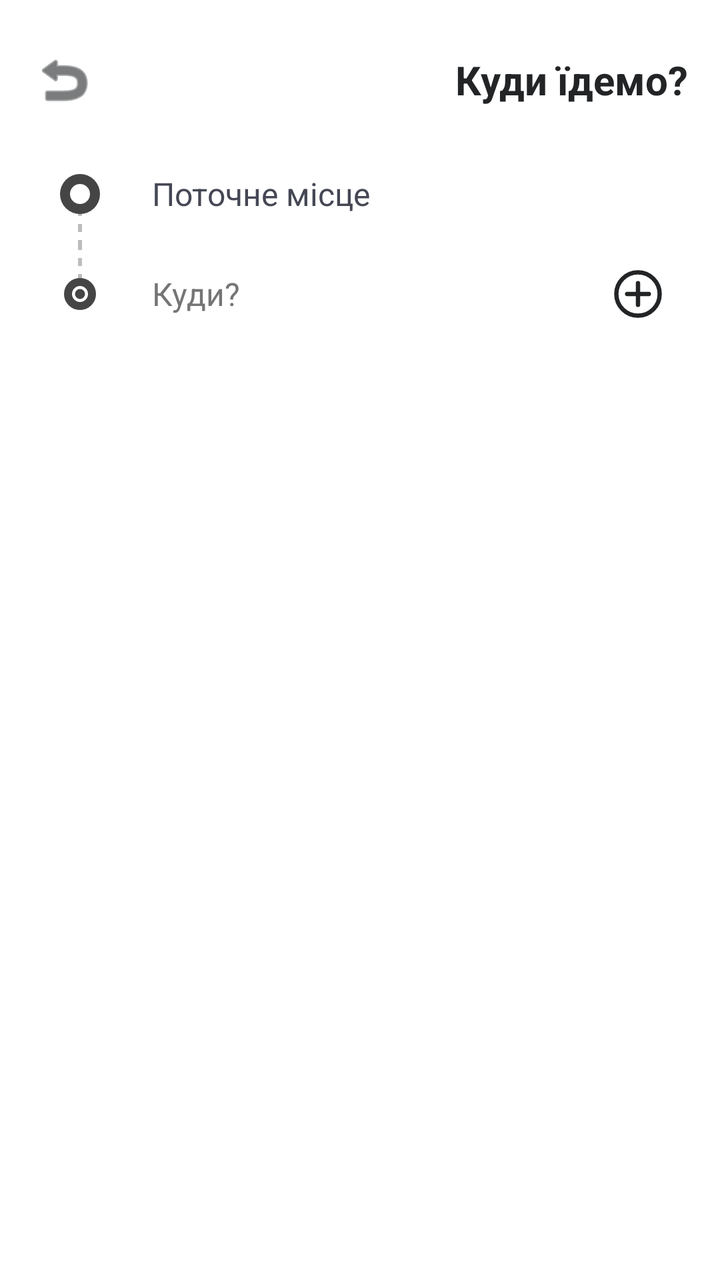
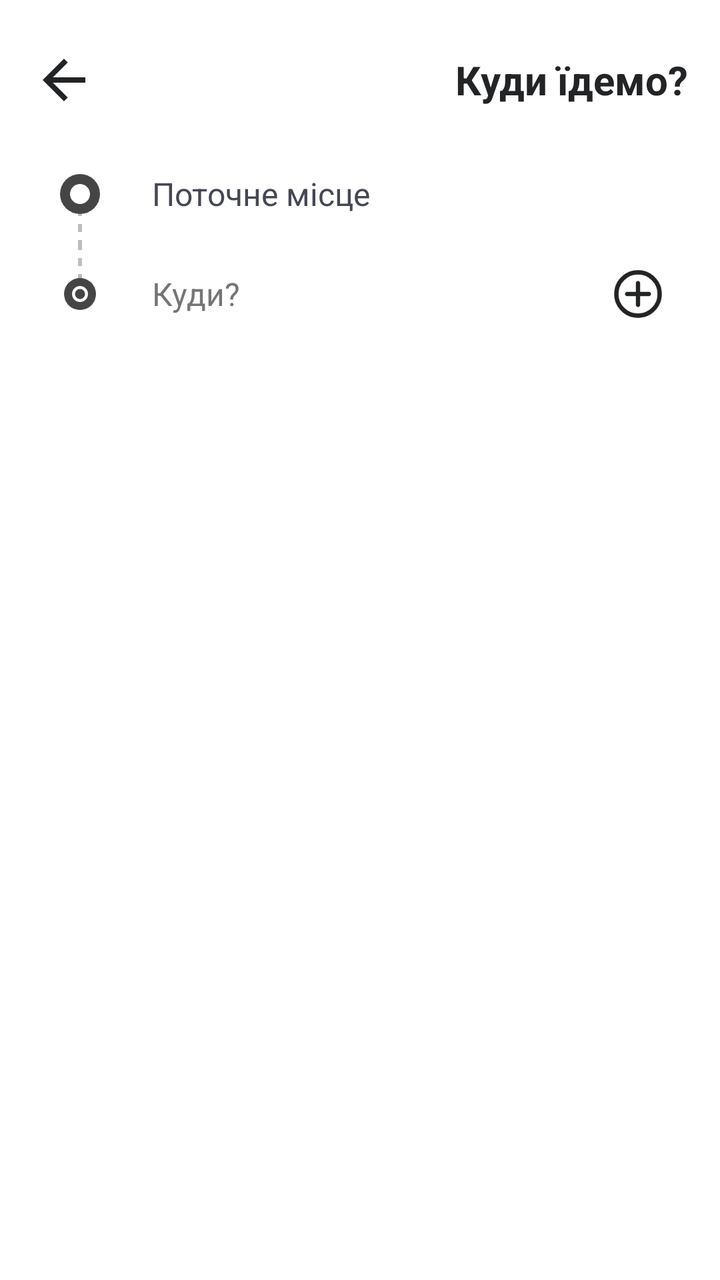

Compare the two renders of this Android layout. The source of the first and the diff that turns it into the second are given below.
<!-- AndroidManifest.xml: application theme Theme.ClientApp -->
<!-- res/layout/activity_address_picker.xml -->
<?xml version="1.0" encoding="utf-8"?>
<LinearLayout xmlns:android="http://schemas.android.com/apk/res/android"
    xmlns:app="http://schemas.android.com/apk/res-auto"
    android:layout_width="match_parent"
    android:layout_height="match_parent"
    android:orientation="vertical"
    android:background="?android:attr/colorBackground">

    <androidx.cardview.widget.CardView
        android:layout_width="match_parent"
        android:layout_height="wrap_content"
        app:cardElevation="0dp"
        app:cardBackgroundColor="?attr/colorSurface">

        <LinearLayout
            android:layout_width="match_parent"
            android:layout_height="wrap_content"
            android:orientation="vertical"
            android:padding="16dp">

            <RelativeLayout
                android:layout_width="match_parent"
                android:layout_height="wrap_content"
                android:layout_marginBottom="16dp"
                android:layout_marginTop="8dp">
                <ImageView android:id="@+id/btn_back" android:layout_width="32dp" android:layout_height="32dp" android:src="@android:drawable/ic_menu_revert" app:tint="?attr/colorOnSurface" android:layout_alignParentStart="true" android:layout_centerVertical="true" android:clickable="true" android:focusable="true" android:background="?attr/selectableItemBackgroundBorderless"/>
                <TextView android:id="@+id/picker_title" android:layout_width="wrap_content" android:layout_height="wrap_content" android:text="Куди їдемо?" android:textStyle="bold" android:textSize="20sp" android:textColor="?attr/colorOnSurface" android:layout_alignParentEnd="true" android:layout_centerVertical="true"/>
            </RelativeLayout>

            <androidx.cardview.widget.CardView
                android:layout_width="match_parent"
                android:layout_height="wrap_content"
                app:cardCornerRadius="16dp"
                app:cardElevation="0dp"
                app:strokeWidth="1dp"
                app:strokeColor="@color/divider_color"
                app:cardBackgroundColor="@color/unified_block_bg"> <LinearLayout
                    android:layout_width="match_parent"
                    android:layout_height="wrap_content"
                    android:orientation="vertical">

                    <LinearLayout
                        android:id="@+id/container_origin_layout"
                        android:layout_width="match_parent"
                        android:layout_height="50dp"
                        android:orientation="horizontal">
                        
                        <FrameLayout
                            android:layout_width="48dp"
                            android:layout_height="match_parent"
                            android:background="@color/unified_column_bg"> <View
                                android:id="@+id/line_origin_down"
                                android:layout_width="2dp"
                                android:layout_height="25dp"
                                android:layout_gravity="bottom|center_horizontal"
                                android:background="@drawable/bg_dotted_line"
                                android:layerType="software"/>
                                
                            <ImageView
                                android:layout_width="20dp"
                                android:layout_height="20dp"
                                android:src="@drawable/ic_marker_from"
                                android:layout_gravity="center"/>
                        </FrameLayout>

                        <EditText
                            android:id="@+id/et_origin"
                            android:layout_width="match_parent"
                            android:layout_height="match_parent"
                            android:background="@drawable/bg_input_unified" 
                            android:paddingHorizontal="12dp"
                            android:hint="Звідки?"
                            android:text="Поточне місце"
                            android:textColor="@color/text_primary"
                            android:textColorHint="@color/text_hint"
                            android:textSize="16sp"
                            android:singleLine="true"
                            android:inputType="textNoSuggestions"/>
                    </LinearLayout>

                    <LinearLayout
                        android:id="@+id/container_waypoints"
                        android:layout_width="match_parent"
                        android:layout_height="wrap_content"
                        android:orientation="vertical"/>

                    <LinearLayout
                        android:id="@+id/row_destination"
                        android:layout_width="match_parent"
                        android:layout_height="50dp"
                        android:orientation="horizontal">

                        <FrameLayout
                            android:id="@+id/icon_dest_frame"
                            android:layout_width="48dp"
                            android:layout_height="match_parent"
                            android:background="@color/unified_column_bg"> <View
                                android:id="@+id/line_dest_up"
                                android:layout_width="2dp"
                                android:layout_height="25dp"
                                android:layout_gravity="top|center_horizontal"
                                android:background="@drawable/bg_dotted_line"
                                android:layerType="software"/>
                                
                            <ImageView
                                android:id="@+id/iv_dest_icon"
                                android:layout_width="16dp"
                                android:layout_height="16dp"
                                android:src="@drawable/ic_marker_to"
                                android:layout_gravity="center"/>
                        </FrameLayout>

                        <LinearLayout
                            android:id="@+id/row_destination_input"
                            android:layout_width="match_parent"
                            android:layout_height="match_parent"
                            android:orientation="horizontal"
                            android:background="@drawable/bg_input_unified"
                            android:addStatesFromChildren="true"
                            android:gravity="center_vertical">
                            
                            <EditText
                                android:id="@+id/et_destination"
                                android:layout_width="0dp"
                                android:layout_height="match_parent"
                                android:layout_weight="1"
                                android:background="@null"
                                android:paddingHorizontal="12dp"
                                android:hint="Куди?"
                                android:textColor="@color/text_primary"
                                android:textColorHint="@color/text_hint"
                                android:textSize="16sp"
                                android:singleLine="true"
                                android:imeOptions="actionDone"
                                android:inputType="textNoSuggestions"/>
                                
                            <ImageView
                                android:id="@+id/btn_add_waypoint"
                                android:layout_width="50dp"
                                android:layout_height="match_parent"
                                android:src="@drawable/ic_plus_small"
                                android:padding="12dp"
                                app:tint="?attr/colorOnSurface"
                                android:background="?attr/selectableItemBackgroundBorderless"
                                android:clickable="true"
                                android:focusable="true"/>
                        </LinearLayout>
                    </LinearLayout>

                </LinearLayout>
            </androidx.cardview.widget.CardView>

        </LinearLayout>
    </androidx.cardview.widget.CardView>

   <LinearLayout
        android:id="@+id/layout_quick_actions"
        android:layout_width="match_parent"
        android:layout_height="wrap_content"
        android:orientation="vertical"
        android:paddingHorizontal="16dp"
        android:paddingTop="0dp"
        android:visibility="gone">

        <LinearLayout
            android:id="@+id/btn_my_location"
            android:layout_width="match_parent"
            android:layout_height="50dp"
            android:orientation="horizontal"
            android:gravity="center_vertical"
            android:padding="12dp"
            android:clickable="true"
            android:focusable="true"
            android:background="?attr/selectableItemBackground">
            
            <ImageView
                android:layout_width="20dp"
                android:layout_height="20dp"
                android:src="@android:drawable/ic_menu_mylocation"
                app:tint="@color/text_secondary"/> 
                
            <TextView
                android:layout_width="wrap_content"
                android:layout_height="wrap_content"
                android:text="Моє місцезнаходження"
                android:textSize="16sp"
                android:textStyle="bold"
                android:textColor="@color/text_primary"
                android:layout_marginStart="16dp"/>
        </LinearLayout>

        <LinearLayout
            android:id="@+id/btn_pick_on_map"
            android:layout_width="match_parent"
            android:layout_height="50dp"
            android:orientation="horizontal"
            android:gravity="center_vertical"
            android:padding="12dp"
            android:clickable="true"
            android:focusable="true"
            android:background="?attr/selectableItemBackground">
            
            <ImageView
                android:layout_width="20dp"
                android:layout_height="20dp"
                android:src="@drawable/my_icon_origin"
                app:tint="@color/text_secondary"/>
                
            <TextView
                android:layout_width="wrap_content"
                android:layout_height="wrap_content"
                android:text="Вказати на карті"
                android:textSize="16sp"
                android:textStyle="bold"
                android:textColor="@color/text_primary"
                android:layout_marginStart="16dp"/>
        </LinearLayout>
        
        </LinearLayout>

    <androidx.recyclerview.widget.RecyclerView
        android:id="@+id/places_recycler_view"
        android:layout_width="match_parent"
        android:layout_height="match_parent"
        android:paddingHorizontal="16dp"/>

</LinearLayout>
<!-- resources referenced by this layout -->
<resources>
  <color name="divider_color">#E0E0E0</color>
  <color name="text_hint">#757575</color>
  <color name="text_primary">#454754</color>
  <color name="text_secondary">#6B7280</color>
  <color name="unified_block_bg">#FFFFFF</color>
  <color name="unified_column_bg">#FFFFFF</color>
  <!-- drawable bg_dotted_line (drawable) -->
  <?xml version="1.0" encoding="utf-8"?>
  <layer-list xmlns:android="http://schemas.android.com/apk/res/android">
      <item
          android:top="-4dp"
          android:right="-4dp"
          android:bottom="-4dp"
          android:left="0dp">
          
          <shape android:shape="rectangle">
              <solid android:color="@android:color/transparent"/>
              
              <stroke
                  android:width="2dp"
                  android:color="#BDBDBD"
                  android:dashWidth="4dp"
                  android:dashGap="4dp"/>
          </shape>
      </item>
  </layer-list>
  <!-- drawable ic_marker_from (drawable) -->
  <vector xmlns:android="http://schemas.android.com/apk/res/android"
      android:width="20dp"
      android:height="20dp"
      android:viewportWidth="20"
      android:viewportHeight="20">
      <path
          android:fillColor="#454545"
          android:pathData="M10,0A10,10 0 1,0 20,10A10,10 0 0,0 10,0Z"/>
      <path
          android:fillColor="#FFFFFF"
          android:pathData="M10,5A5,5 0 1,0 15,10A5,5 0 0,0 10,5Z"/>
  </vector>
  <!-- drawable ic_marker_to (drawable) -->
  <vector xmlns:android="http://schemas.android.com/apk/res/android"
      android:width="16dp"
      android:height="16dp"
      android:viewportWidth="16"
      android:viewportHeight="16">
      
      <path
          android:fillColor="#454545"
          android:pathData="M8,0A8,8 0 1,0 16,8A8,8 0 0,0 8,0Z"/>
          
      <path
          android:fillColor="#FFFFFF"
          android:pathData="M8,4A4,4 0 1,0 12,8A4,4 0 0,0 8,4Z"/>
          
      <path
          android:fillColor="#454545"
          android:pathData="M8,5.5A2.5,2.5 0 1,0 10.5,8A2.5,2.5 0 0,0 8,5.5Z"/>
  </vector>
  <!-- drawable ic_plus_small (drawable) -->
  <vector xmlns:android="http://schemas.android.com/apk/res/android"
      android:width="16dp"
      android:height="16dp"
      android:viewportWidth="24"
      android:viewportHeight="24">
  
      <path
          android:fillColor="#00000000"
          android:strokeColor="#FF000000"
          android:strokeWidth="2"
          android:pathData="M12,12m-10,0a10,10 0 1,1 20,0a10,10 0 1,1 -20,0"/>
  
      <path
          android:fillColor="#00000000"
          android:strokeColor="#FF000000"
          android:strokeWidth="2"
          android:strokeLineCap="round"
          android:pathData="M12,7 L12,17 M7,12 L17,12"/>
  </vector>
  <style name="Theme.ClientApp" parent="Theme.MaterialComponents.DayNight.NoActionBar">
          <item name="colorPrimary">#FACC15</item> <item name="colorPrimaryVariant">#EAB308</item>
          <item name="colorOnPrimary">#222426</item> <item name="colorSecondary">#222426</item>
          <item name="colorOnSecondary">#FFFFFF</item>
  
          <item name="android:windowBackground">#FFFFFF</item>
          <item name="colorSurface">#FFFFFF</item>
          <item name="colorOnSurface">#222426</item> <item name="android:statusBarColor">#FFFFFF</item>
          <item name="android:windowLightStatusBar">true</item>
      </style>
  <color name="unified_input_press">#F5F5F5</color>
  <!-- unchanged entries left out for length: 2 -->
</resources>

<!-- the commit's change to res/layout/activity_address_picker.xml (unified diff, before → after) -->
@@ -23,8 +23,29 @@
                 android:layout_height="wrap_content"
                 android:layout_marginBottom="16dp"
                 android:layout_marginTop="8dp">
-                <ImageView android:id="@+id/btn_back" android:layout_width="32dp" android:layout_height="32dp" android:src="@android:drawable/ic_menu_revert" app:tint="?attr/colorOnSurface" android:layout_alignParentStart="true" android:layout_centerVertical="true" android:clickable="true" android:focusable="true" android:background="?attr/selectableItemBackgroundBorderless"/>
-                <TextView android:id="@+id/picker_title" android:layout_width="wrap_content" android:layout_height="wrap_content" android:text="Куди їдемо?" android:textStyle="bold" android:textSize="20sp" android:textColor="?attr/colorOnSurface" android:layout_alignParentEnd="true" android:layout_centerVertical="true"/>
+                
+                <ImageView 
+                    android:id="@+id/btn_back" 
+                    android:layout_width="32dp" 
+                    android:layout_height="32dp" 
+                    android:src="@drawable/ic_arrow_back_black" 
+                    app:tint="?attr/colorOnSurface" 
+                    android:layout_alignParentStart="true" 
+                    android:layout_centerVertical="true" 
+                    android:clickable="true" 
+                    android:focusable="true" 
+                    android:background="?attr/selectableItemBackgroundBorderless"/>
+                
+                <TextView 
+                    android:id="@+id/picker_title" 
+                    android:layout_width="wrap_content" 
+                    android:layout_height="wrap_content" 
+                    android:text="Куди їдемо?" 
+                    android:textStyle="bold" 
+                    android:textSize="20sp" 
+                    android:textColor="?attr/colorOnSurface" 
+                    android:layout_alignParentEnd="true" 
+                    android:layout_centerVertical="true"/>
             </RelativeLayout>
 
             <androidx.cardview.widget.CardView
@@ -34,7 +55,9 @@
                 app:cardElevation="0dp"
                 app:strokeWidth="1dp"
                 app:strokeColor="@color/divider_color"
-                app:cardBackgroundColor="@color/unified_block_bg"> <LinearLayout
+                app:cardBackgroundColor="@color/unified_block_bg"> 
+                
+                <LinearLayout
                     android:layout_width="match_parent"
                     android:layout_height="wrap_content"
                     android:orientation="vertical">
@@ -48,7 +71,8 @@
                         <FrameLayout
                             android:layout_width="48dp"
                             android:layout_height="match_parent"
-                            android:background="@color/unified_column_bg"> <View
+                            android:background="@color/unified_column_bg"> 
+                            <View
                                 android:id="@+id/line_origin_down"
                                 android:layout_width="2dp"
                                 android:layout_height="25dp"
@@ -94,7 +118,8 @@
                             android:id="@+id/icon_dest_frame"
                             android:layout_width="48dp"
                             android:layout_height="match_parent"
-                            android:background="@color/unified_column_bg"> <View
+                            android:background="@color/unified_column_bg"> 
+                            <View
                                 android:id="@+id/line_dest_up"
                                 android:layout_width="2dp"
                                 android:layout_height="25dp"
<!-- resource entries referenced after the edit -->
@@ -26,6 +26,15 @@
           </shape>
       </item>
   </layer-list>
+  <!-- drawable ic_arrow_back_black (drawable) -->
+  <vector xmlns:android="http://schemas.android.com/apk/res/android"
+      android:width="24dp"
+      android:height="24dp"
+      android:viewportWidth="24"
+      android:viewportHeight="24"
+      android:tint="?attr/colorOnSurface">
+      <path android:fillColor="@android:color/white" android:pathData="M20,11H7.83l5.59,-5.59L12,4l-8,8l8,8l1.41,-1.41L7.83,13H20v-2z"/>
+  </vector>
   <!-- drawable ic_marker_from (drawable) -->
   <vector xmlns:android="http://schemas.android.com/apk/res/android"
       android:width="20dp"
